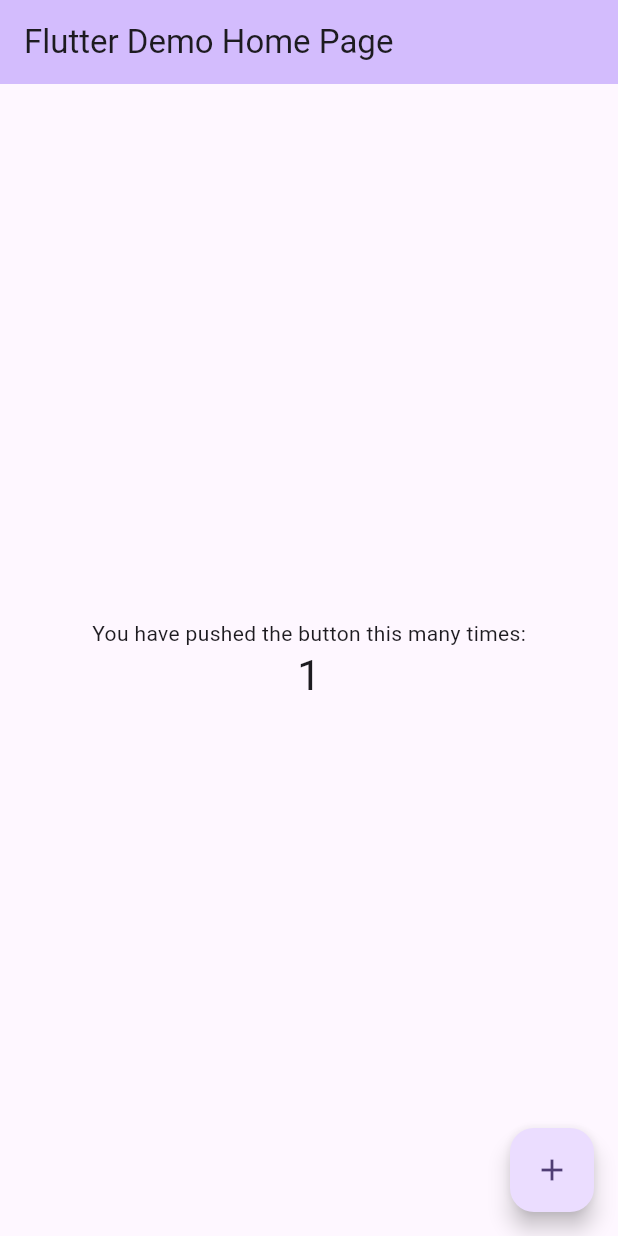
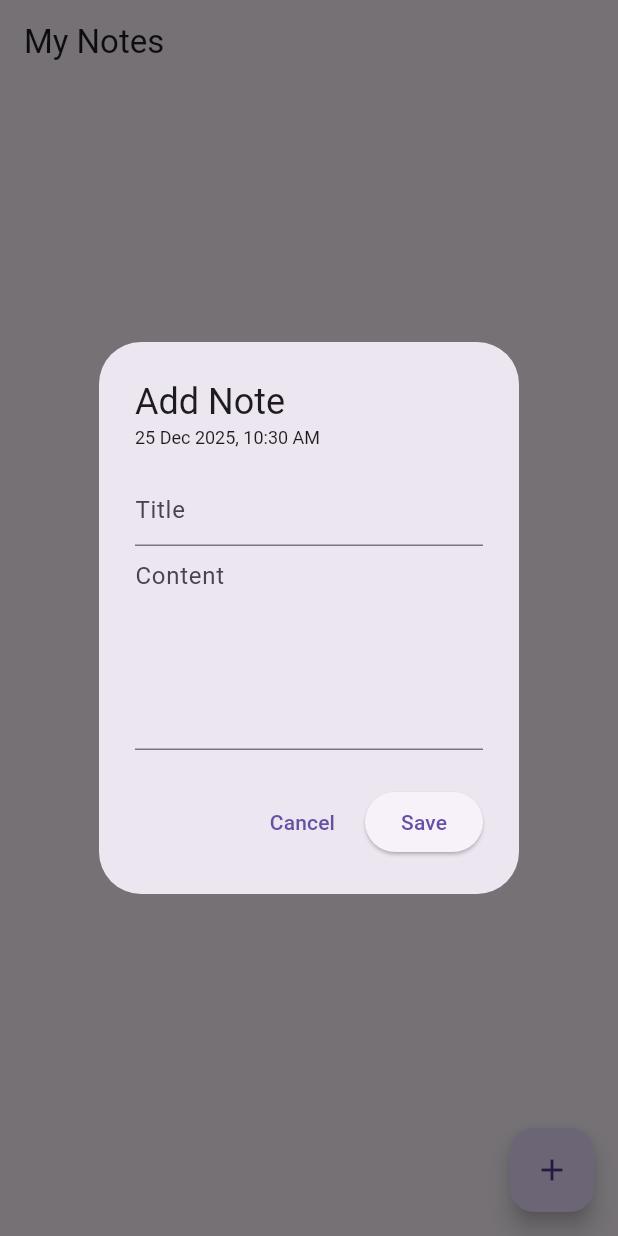
Before and after one commit to Vidya20044pps/notes_app, a Flutter app: the screen it shows after launch, after a tap on the "add" icon, on a phone screen of 412 x 824 dp. Run offline on Flutter 3.47's test engine with Material 3 defaults, Android fonts, the phone set to English and light mode, and no system bars; our stand-ins replace sqflite; accounts and stored records are empty.

Commit message:
Add complete notes app with database and UI

```diff
--- /dev/null
+++ b/lib/database/notes_database.dart
@@ -0,0 +1,165 @@
+// import 'package:sqflite/sqflite.dart';
+// import 'package:path/path.dart';
+
+// class NotesDatabase {
+//   NotesDatabase._init();
+
+//   static final NotesDatabase instance = NotesDatabase._init();
+//   static Database? _database;
+
+//   Future<Database> get database async {
+//     if (_database != null) return _database!;
+//     _database = await _initDB('notes.db');
+//     return _database!;
+//   }
+
+//   Future<Database> _initDB(String filePath) async {
+//     final dbPath = await getDatabasesPath();
+//     final path = join(dbPath, filePath);
+
+//     return await openDatabase(
+//       path,
+//       version: 1,
+//       onCreate: _createDB,
+//     );
+//   }
+
+//   Future<void> _createDB(Database db, int version) async {
+//     const idType = 'INTEGER PRIMARY KEY AUTOINCREMENT';
+//     const textType = 'TEXT NOT NULL';
+//     const boolType = 'INTEGER NOT NULL';
+//     const integerType = 'INTEGER NOT NULL';
+
+//     await db.execute('''
+//       CREATE TABLE notes (
+//         id $idType,
+//         title $textType,
+//         content $textType,
+//         isImportant $boolType,
+//         createdTime $integerType
+//       )
+//     ''');
+//   }
+
+//   Future<int> addNote(String title, String content) async {
+//     final db = await instance.database;
+
+//     return await db.insert('notes', {
+//       'title': title,
+//       'content': content,
+//       'isImportant': 0,
+//       'createdTime': DateTime.now().millisecondsSinceEpoch,
+//     });
+//   }
+
+//   Future<List<Map<String, dynamic>>> getNotes() async {
+//     final db = await instance.database;
+//     return await db.query(
+//       'notes',
+//       orderBy: 'createdTime DESC',
+//     );
+//   }
+
+//   Future<int> updateNote(int id, String title, String content) async {
+//     final db = await instance.database;
+
+//     return await db.update(
+//       'notes',
+//       {
+//         'title': title,
+//         'content': content,
+//         'isImportant': 0,
+//         'createdTime': DateTime.now().millisecondsSinceEpoch,
+//       },
+//       where: 'id = ?',
+//       whereArgs: [id],
+//     );
+//   }
+
+//   Future<int> deleteNote(int id) async {
+//     final db = await instance.database;
+
+//     return await db.delete(
+//       'notes',
+//       where: 'id = ?',
+//       whereArgs: [id],
+//     );
+//   }
+// }
+import 'package:sqflite/sqflite.dart';
+import 'package:path/path.dart';
+
+class NotesDatabase {
+  static final NotesDatabase instance = NotesDatabase._init();
+  static Database? _database;
+
+  NotesDatabase._init();
+
+  Future<Database> get database async {
+    if (_database != null) return _database!;
+    _database = await _initDB('notes.db');
+    return _database!;
+  }
+
+  Future<Database> _initDB(String fileName) async {
+    final dbPath = await getDatabasesPath();
+    final path = join(dbPath, fileName);
+
+    return await openDatabase(
+      path,
+      version: 1,
+      onCreate: _createDB,
+    );
+  }
+
+  Future _createDB(Database db, int version) async {
+    await db.execute('''
+      CREATE TABLE notes (
+        id INTEGER PRIMARY KEY AUTOINCREMENT,
+        title TEXT NOT NULL,
+        content TEXT NOT NULL,
+        createdTime INTEGER NOT NULL
+      )
+    ''');
+  }
+
+  Future<int> addNote(String title, String content) async {
+    final db = await instance.database;
+    return await db.insert('notes', {
+      'title': title,
+      'content': content,
+      'createdTime': DateTime.now().millisecondsSinceEpoch,
+    });
+  }
+
+  Future<List<Map<String, dynamic>>> getNotes() async {
+    final db = await instance.database;
+    return await db.query(
+      'notes',
+      orderBy: 'createdTime DESC',
+    );
+  }
+
+  Future<int> updateNote(int id, String title, String content) async {
+    final db = await instance.database;
+    return await db.update(
+      'notes',
+      {
+        'title': title,
+        'content': content,
+        'createdTime': DateTime.now().millisecondsSinceEpoch,
+      },
+      where: 'id = ?',
+      whereArgs: [id],
+    );
+  }
+
+  Future<int> deleteNote(int id) async {
+    final db = await instance.database;
+    return await db.delete(
+      'notes',
+      where: 'id = ?',
+      whereArgs: [id],
+    );
+  }
+}
--- a/lib/main.dart
+++ b/lib/main.dart
@@ -1,122 +1,42 @@
+// import 'package:flutter/material.dart';
+// import 'screens/notes_screen.dart';
+
+// void main() {
+//   runApp(const NotesApp());
+// }
+
+// class NotesApp extends StatelessWidget {
+//   const NotesApp({super.key});
+
+//   @override
+//   Widget build(BuildContext context) {
+//     return MaterialApp(
+//       debugShowCheckedModeBanner: false,
+//       title: 'Notes App',
+//       theme: ThemeData(
+//         primarySwatch: Colors.blueGrey,
+//       ),
+//       home: const NotesScreen(),
+//     );
+//   }
+// }
 import 'package:flutter/material.dart';
+import 'screens/notes_screen.dart';
 
 void main() {
-  runApp(const MyApp());
+  runApp(const NotesApp());
 }
 
-class MyApp extends StatelessWidget {
-  const MyApp({super.key});
+class NotesApp extends StatelessWidget {
+  const NotesApp({super.key});
 
-  // This widget is the root of your application.
   @override
   Widget build(BuildContext context) {
     return MaterialApp(
-      title: 'Flutter Demo',
-      theme: ThemeData(
-        // This is the theme of your application.
-        //
-        // TRY THIS: Try running your application with "flutter run". You'll see
-        // the application has a purple toolbar. Then, without quitting the app,
-        // try changing the seedColor in the colorScheme below to Colors.green
-        // and then invoke "hot reload" (save your changes or press the "hot
-        // reload" button in a Flutter-supported IDE, or press "r" if you used
-        // the command line to start the app).
-        //
-        // Notice that the counter didn't reset back to zero; the application
-        // state is not lost during the reload. To reset the state, use hot
-        // restart instead.
-        //
-        // This works for code too, not just values: Most code changes can be
-        // tested with just a hot reload.
-        colorScheme: ColorScheme.fromSeed(seedColor: Colors.deepPurple),
-      ),
-      home: const MyHomePage(title: 'Flutter Demo Home Page'),
+      debugShowCheckedModeBanner: false,
+      title: 'Notes App',
+      theme: ThemeData(primarySwatch: Colors.blueGrey),
+      home: const NotesScreen(),
     );
   }
 }
-
-class MyHomePage extends StatefulWidget {
-  const MyHomePage({super.key, required this.title});
-
-  // This widget is the home page of your application. It is stateful, meaning
-  // that it has a State object (defined below) that contains fields that affect
-  // how it looks.
-
-  // This class is the configuration for the state. It holds the values (in this
-  // case the title) provided by the parent (in this case the App widget) and
-  // used by the build method of the State. Fields in a Widget subclass are
-  // always marked "final".
-
-  final String title;
-
-  @override
-  State<MyHomePage> createState() => _MyHomePageState();
-}
-
-class _MyHomePageState extends State<MyHomePage> {
-  int _counter = 0;
-
-  void _incrementCounter() {
-    setState(() {
-      // This call to setState tells the Flutter framework that something has
-      // changed in this State, which causes it to rerun the build method below
-      // so that the display can reflect the updated values. If we changed
-      // _counter without calling setState(), then the build method would not be
-      // called again, and so nothing would appear to happen.
-      _counter++;
-    });
-  }
-
-  @override
-  Widget build(BuildContext context) {
-    // This method is rerun every time setState is called, for instance as done
-    // by the _incrementCounter method above.
-    //
-    // The Flutter framework has been optimized to make rerunning build methods
-    // fast, so that you can just rebuild anything that needs updating rather
-    // than having to individually change instances of widgets.
-    return Scaffold(
-      appBar: AppBar(
-        // TRY THIS: Try changing the color here to a specific color (to
-        // Colors.amber, perhaps?) and trigger a hot reload to see the AppBar
-        // change color while the other colors stay the same.
-        backgroundColor: Theme.of(context).colorScheme.inversePrimary,
-        // Here we take the value from the MyHomePage object that was created by
-        // the App.build method, and use it to set our appbar title.
-        title: Text(widget.title),
-      ),
-      body: Center(
-        // Center is a layout widget. It takes a single child and positions it
-        // in the middle of the parent.
-        child: Column(
-          // Column is also a layout widget. It takes a list of children and
-          // arranges them vertically. By default, it sizes itself to fit its
-          // children horizontally, and tries to be as tall as its parent.
-          //
-          // Column has various properties to control how it sizes itself and
-          // how it positions its children. Here we use mainAxisAlignment to
-          // center the children vertically; the main axis here is the vertical
-          // axis because Columns are vertical (the cross axis would be
-          // horizontal).
-          //
-          // TRY THIS: Invoke "debug painting" (choose the "Toggle Debug Paint"
-          // action in the IDE, or press "p" in the console), to see the
-          // wireframe for each widget.
-          mainAxisAlignment: MainAxisAlignment.center,
-          children: <Widget>[
-            const Text('You have pushed the button this many times:'),
-            Text(
-              '$_counter',
-              style: Theme.of(context).textTheme.headlineMedium,
-            ),
-          ],
-        ),
-      ),
-      floatingActionButton: FloatingActionButton(
-        onPressed: _incrementCounter,
-        tooltip: 'Increment',
-        child: const Icon(Icons.add),
-      ), // This trailing comma makes auto-formatting nicer for build methods.
-    );
-  }
-}
--- /dev/null
+++ b/lib/screens/notes_screen.dart
@@ -0,0 +1,179 @@
+// import 'package:flutter/material.dart';
+// import 'package:intl/intl.dart';
+// import '../database/notes_database.dart';
+// import '../widgets/notes_dialog.dart';
+
+// class NotesScreen extends StatefulWidget {
+//   const NotesScreen({super.key});
+
+//   @override
+//   State<NotesScreen> createState() => _NotesScreenState();
+// }
+
+// class _NotesScreenState extends State<NotesScreen> {
+//   List<Map<String, dynamic>> notes = [];
+
+//   final List<Color> noteColors = [
+//     Colors.yellow.shade200,
+//     Colors.green.shade200,
+//     Colors.blue.shade200,
+//     Colors.pink.shade200,
+//   ];
+
+//   @override
+//   void initState() {
+//     super.initState();
+//     fetchNotes();
+//   }
+
+//   Future<void> fetchNotes() async {
+//     final data = await NotesDatabase.instance.getNotes();
+//     setState(() {
+//       notes = data;
+//     });
+//   }
+
+//   void openDialog({Map<String, dynamic>? note}) {
+//     showDialog(
+//       context: context,
+//       builder: (_) => NotesDialog(
+//         noteId: note?['id'],
+//         title: note?['title'],
+//         content: note?['content'],
+//         colorIndex: 0,
+//         noteColors: noteColors,
+//         onNotesSaved: fetchNotes,
+//       ),
+//     );
+//   }
+
+//   @override
+//   Widget build(BuildContext context) {
+//     return Scaffold(
+//       appBar: AppBar(title: const Text('Notes')),
+//       floatingActionButton: FloatingActionButton(
+//         onPressed: () => openDialog(),
+//         child: const Icon(Icons.add),
+//       ),
+//       body: ListView.builder(
+//         itemCount: notes.length,
+//         itemBuilder: (context, index) {
+//           final note = notes[index];
+//           final date = DateFormat('dd MMM yyyy, hh:mm a').format(
+//             DateTime.fromMillisecondsSinceEpoch(note['createdTime']),
+//           );
+
+//           return Card(
+//             child: ListTile(
+//               title: Text(note['title']),
+//               subtitle: Column(
+//                 crossAxisAlignment: CrossAxisAlignment.start,
+//                 children: [
+//                   Text(note['content']),
+//                   const SizedBox(height: 4),
+//                   Text(
+//                     date,
+//                     style: const TextStyle(
+//                       fontSize: 12,
+//                       color: Colors.grey,
+//                     ),
+//                   ),
+//                 ],
+//               ),
+//               onTap: () => openDialog(note: note),
+//             ),
+//           );
+//         },
+//       ),
+//     );
+//   }
+// }
+
+import 'package:flutter/material.dart';
+import 'package:intl/intl.dart';
+import '../database/notes_database.dart';
+import '../widgets/notes_dialog.dart';
+
+class NotesScreen extends StatefulWidget {
+  const NotesScreen({super.key});
+
+  @override
+  State<NotesScreen> createState() => _NotesScreenState();
+}
+
+class _NotesScreenState extends State<NotesScreen> {
+  List<Map<String, dynamic>> notes = [];
+
+  @override
+  void initState() {
+    super.initState();
+    loadNotes();
+  }
+
+  Future<void> loadNotes() async {
+    final data = await NotesDatabase.instance.getNotes();
+    setState(() => notes = data);
+  }
+
+  @override
+  Widget build(BuildContext context) {
+    return Scaffold(
+      appBar: AppBar(title: const Text('My Notes')),
+      floatingActionButton: FloatingActionButton(
+        onPressed: () {
+          showDialog(
+            context: context,
+            builder: (_) => NotesDialog(onSaved: loadNotes),
+          );
+        },
+        child: const Icon(Icons.add),
+      ),
+      body: notes.isEmpty
+          ? const Center(child: Text('No notes yet'))
+          : ListView.builder(
+              itemCount: notes.length,
+              itemBuilder: (context, index) {
+                final note = notes[index];
+                return Card(
+                  child: ListTile(
+                    title: Text(note['title']),
+                    subtitle: Column(
+                      crossAxisAlignment: CrossAxisAlignment.start,
+                      children: [
+                        Text(note['content']),
+                        Text(
+                          DateFormat('dd MMM yyyy, hh:mm a').format(
+                            DateTime.fromMillisecondsSinceEpoch(
+                              note['createdTime'],
+                            ),
+                          ),
+                          style: const TextStyle(fontSize: 12),
+                        ),
+                      ],
+                    ),
+                    onTap: () {
+                      showDialog(
+                        context: context,
+                        builder: (_) => NotesDialog(
+                          noteId: note['id'],
+                          title: note['title'],
+                          content: note['content'],
+                          onSaved: loadNotes,
+                        ),
+                      );
+                    },
+                    trailing: IconButton(
+                      icon: const Icon(Icons.delete),
+                      onPressed: () async {
+                        await NotesDatabase.instance
+                            .deleteNote(note['id']);
+                        loadNotes();
+                      },
+                    ),
+                  ),
+                );
+              },
+            ),
+    );
+  }
+}
--- /dev/null
+++ b/lib/widgets/notes_dialog.dart
@@ -0,0 +1,199 @@
+// import 'package:flutter/material.dart';
+// import 'package:intl/intl.dart';
+// import '../database/notes_database.dart';
+
+// class NotesDialog extends StatefulWidget {
+//   final int? noteId;
+//   final String? title;
+//   final String? content;
+//   final int colorIndex;
+//   final List<Color> noteColors;
+//   final VoidCallback onNotesSaved;
+
+//   const NotesDialog({
+//     super.key,
+//     this.noteId,
+//     this.title,
+//     this.content,
+//     required this.colorIndex,
+//     required this.noteColors,
+//     required this.onNotesSaved,
+//   });
+
+//   @override
+//   State<NotesDialog> createState() => _NotesDialogState();
+// }
+
+// class _NotesDialogState extends State<NotesDialog> {
+//   late TextEditingController titleController;
+//   late TextEditingController contentController;
+
+//   @override
+//   void initState() {
+//     super.initState();
+//     titleController = TextEditingController(text: widget.title ?? '');
+//     contentController = TextEditingController(text: widget.content ?? '');
+//   }
+
+//   @override
+//   Widget build(BuildContext context) {
+//     final date =
+//         DateFormat('dd MMM yyyy, hh:mm a').format(DateTime.now());
+
+//     return AlertDialog(
+//       shape: RoundedRectangleBorder(
+//         borderRadius: BorderRadius.circular(20),
+//       ),
+//       title: Column(
+//         crossAxisAlignment: CrossAxisAlignment.start,
+//         children: [
+//           Text(widget.noteId == null ? 'Add Note' : 'Edit Note'),
+//           const SizedBox(height: 4),
+//           Text(
+//             date,
+//             style: const TextStyle(
+//               fontSize: 12,
+//               color: Colors.grey,
+//             ),
+//           ),
+//         ],
+//       ),
+//       content: Column(
+//         mainAxisSize: MainAxisSize.min,
+//         children: [
+//           TextField(
+//             controller: titleController,
+//             decoration: const InputDecoration(
+//               hintText: 'Title',
+//               border: InputBorder.none,
+//             ),
+//           ),
+//           TextField(
+//             controller: contentController,
+//             maxLines: 5,
+//             decoration: const InputDecoration(
+//               hintText: 'Content',
+//               border: InputBorder.none,
+//             ),
+//           ),
+//         ],
+//       ),
+//       actions: [
+//         TextButton(
+//           onPressed: () => Navigator.pop(context),
+//           child: const Text('Cancel'),
+//         ),
+//         ElevatedButton(
+//           onPressed: () async {
+//             if (widget.noteId == null) {
+//               await NotesDatabase.instance
+//                   .addNote(titleController.text, contentController.text);
+//             } else {
+//               await NotesDatabase.instance.updateNote(
+//                 widget.noteId!,
+//                 titleController.text,
+//                 contentController.text,
+//               );
+//             }
+//             widget.onNotesSaved();
+//             Navigator.pop(context);
+//           },
+//           child: const Text('Save'),
+//         ),
+//       ],
+//     );
+//   }
+// }
+
+import 'package:flutter/material.dart';
+import 'package:intl/intl.dart';
+import '../database/notes_database.dart';
+
+class NotesDialog extends StatefulWidget {
+  final int? noteId;
+  final String? title;
+  final String? content;
+  final VoidCallback onSaved;
+
+  const NotesDialog({
+    super.key,
+    this.noteId,
+    this.title,
+    this.content,
+    required this.onSaved,
+  });
+
+  @override
+  State<NotesDialog> createState() => _NotesDialogState();
+}
+
+class _NotesDialogState extends State<NotesDialog> {
+  late TextEditingController titleController;
+  late TextEditingController contentController;
+
+  @override
+  void initState() {
+    super.initState();
+    titleController = TextEditingController(text: widget.title ?? '');
+    contentController = TextEditingController(text: widget.content ?? '');
+  }
+
+  @override
+  Widget build(BuildContext context) {
+    final date =
+        DateFormat('dd MMM yyyy, hh:mm a').format(DateTime.now());
+
+    return AlertDialog(
+      title: Column(
+        crossAxisAlignment: CrossAxisAlignment.start,
+        children: [
+          Text(widget.noteId == null ? 'Add Note' : 'Edit Note'),
+          Text(date, style: const TextStyle(fontSize: 12)),
+        ],
+      ),
+      content: Column(
+        mainAxisSize: MainAxisSize.min,
+        children: [
+          TextField(
+            controller: titleController,
+            decoration: const InputDecoration(hintText: 'Title'),
+          ),
+          TextField(
+            controller: contentController,
+            maxLines: 5,
+            decoration: const InputDecoration(hintText: 'Content'),
+          ),
+        ],
+      ),
+      actions: [
+        TextButton(
+          onPressed: () => Navigator.pop(context),
+          child: const Text('Cancel'),
+        ),
+        ElevatedButton(
+          onPressed: () async {
+            if (titleController.text.isEmpty ||
+                contentController.text.isEmpty) return;
+
+            if (widget.noteId == null) {
+              await NotesDatabase.instance.addNote(
+                titleController.text,
+                contentController.text,
+              );
+            } else {
+              await NotesDatabase.instance.updateNote(
+                widget.noteId!,
+                titleController.text,
+                contentController.text,
+              );
+            }
+
+            widget.onSaved();
+            Navigator.pop(context);
+          },
+          child: const Text('Save'),
+        ),
+      ],
+    );
+  }
+}
--- a/pubspec.yaml
+++ b/pubspec.yaml
@@ -34,6 +34,9 @@ dependencies:
   # The following adds the Cupertino Icons font to your application.
   # Use with the CupertinoIcons class for iOS style icons.
   cupertino_icons: ^1.0.8
+  sqflite: ^2.4.2
+  intl: ^0.20.2
+  path: ^1.9.1
 
 dev_dependencies:
   flutter_test:
```
Also changed, not shown: pubspec.lock, 2 other files.
